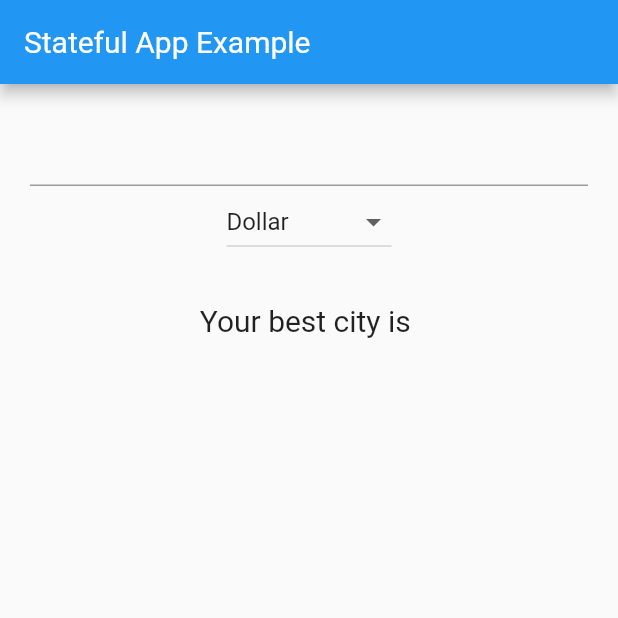
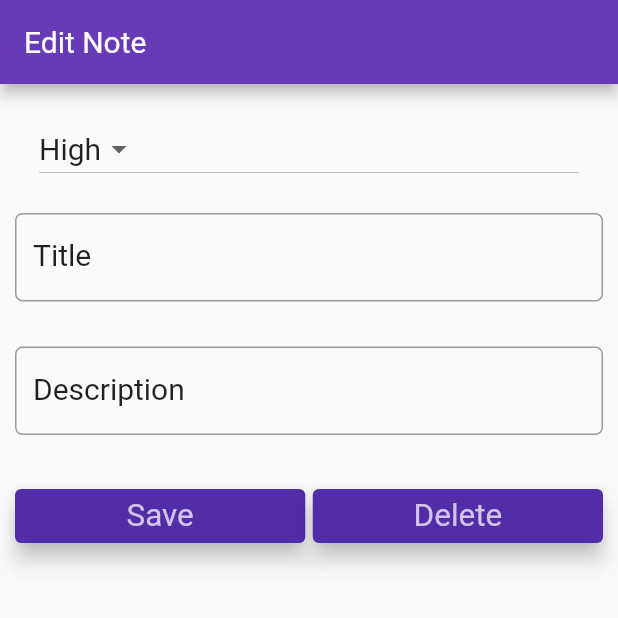
Before and after one commit to minhbka/flutter_tutorial, a Flutter app: the screen it shows after launch, on a phone screen of 412 x 824 dp, the top half of it. Run offline on Flutter 3.47's test engine with Material 2 defaults, Android fonts, the phone set to English and light mode, and no system bars.

Commit message:
Building UI for NoteKeeper App

```diff
--- a/lib/main.dart
+++ b/lib/main.dart
@@ -1,74 +1,22 @@
 import 'package:flutter/material.dart';
+import 'package:flutter_firts_prj/screens/note_detail.dart';
+import 'package:flutter_firts_prj/screens/note_list.dart';
+
 void main(){
-  runApp(
-    MaterialApp(
-      debugShowCheckedModeBanner: false,
-      title: 'Stateful App Example',
-      home: FavoriteCity(),
-    )
-  );
+  runApp(MyApp());
 }
 
-class FavoriteCity extends StatefulWidget{
-  @override
-  State<StatefulWidget> createState() {
-    return _FavoriteCityState();
-  }
-}
-
-class _FavoriteCityState extends State<FavoriteCity>{
-  String nameCity ="";
-  var _currencies = ['Dollar', "Pound", "Korean Won", "VND"];
-  var _currentItemSelected = "Dollar";
+class MyApp extends StatelessWidget{
   @override
   Widget build(BuildContext context) {
-    return Scaffold(
-      appBar: AppBar(
-        title: Text('Stateful App Example')
+    return MaterialApp(
+      title: 'NoteKepper',
+      debugShowCheckedModeBanner: false,
+      theme: ThemeData(
+        primarySwatch:Colors.deepPurple
       ),
-      body: Container(
-        margin:EdgeInsets.all(20.0),
-        child:Column(
-          children:<Widget>[
-            TextField(
-              //onChange:
-              onSubmitted: (String userInput) => {
-                setState(()=> nameCity = userInput)
-              }
-            ),
-            DropdownButton<String>(
-              items: _currencies.map((String dropDownStringItem){
-                return DropdownMenuItem<String>(
-                  value: dropDownStringItem,
-                  child:Text(dropDownStringItem),
-                );
-              }).toList(),
-
-              onChanged: (String? newValueSelected){
-                _onDropDownItemSelected(newValueSelected);
-
-              },
-
-              value: _currentItemSelected,
-            ),
-            Padding(
-              padding:EdgeInsets.all(30.0),
-              child: Text(
-              "Your best city is " + nameCity,
-              style: TextStyle(fontSize: 20.0)
-            )
-            ),
-          ]
-        )
-      ),
+      home: NoteDetail(),
     );
-
-  }
-
-  void _onDropDownItemSelected(String newValueSelected){
-    setState((){
-      this._currentItemSelected = newValueSelected!;
-    });
   }
 
 }
--- /dev/null
+++ b/lib/screens/note_detail.dart
@@ -0,0 +1,112 @@
+import 'package:flutter/material.dart';
+
+class NoteDetail extends StatefulWidget{
+  @override
+  State<StatefulWidget> createState() {
+    return NoteDetailState();
+  }
+}
+
+class NoteDetailState extends State<NoteDetail>{
+  static var _priorities = ["High", "Low"];
+  TextEditingController titleController = TextEditingController();
+  TextEditingController descriptionController = TextEditingController();
+  @override
+  Widget build(BuildContext context) {
+    TextStyle textStyle = Theme.of(context).textTheme.headline6!;
+    return Scaffold(
+      appBar: AppBar(title: Text("Edit Note"),),
+      body: Padding(
+        padding:EdgeInsets.only(top:15.0, left:10.0, right:10.0),
+        child: ListView(
+          children: <Widget>[
+            ListTile(
+              title:DropdownButton(
+                items:_priorities.map((String dropDownStringItem){
+                  return DropdownMenuItem<String>(
+                  child: Text(dropDownStringItem),
+                  value: dropDownStringItem,
+                  );
+                }).toList(),
+                style: textStyle,
+                value:_priorities[0],
+                onChanged:(valueSelectedByUser){
+                  setState(() {
+                    debugPrint('User selected: $valueSelectedByUser');
+                  });
+                },
+              )
+            ),
+            Padding(
+              padding:EdgeInsets.only(top:15, bottom:15,),
+              child: TextField(
+                controller:titleController,
+                onChanged:(value) => debugPrint("Something changed in Title TextField: $value"),
+                decoration:InputDecoration(
+                  labelText: 'Title',
+                  labelStyle: textStyle,
+                  border: OutlineInputBorder(
+                    borderRadius: BorderRadius.circular(5)
+                  )
+                )
+              )
+            ),
+            Padding(
+              padding:EdgeInsets.only(top:15, bottom:15,),
+              child: TextField(
+                controller:descriptionController,
+                onChanged:(value) => debugPrint("Something changed in Description TextField: $value"),
+                decoration:InputDecoration(
+                  labelText: 'Description',
+                  labelStyle: textStyle,
+                  border: OutlineInputBorder(
+                    borderRadius: BorderRadius.circular(5)
+                  )
+                )
+              )
+            ),
+            Padding(
+              padding:EdgeInsets.only(top:15, bottom:15,),
+              child:Row(
+                children: <Widget>[
+                  Expanded(
+                    child: ElevatedButton(
+                      child:Text("Save",
+                        textScaleFactor: 1.5,
+                        style:TextStyle(
+                          color:Theme.of(context).primaryColorLight,
+                        )
+                      ),
+                      onPressed: ()=> debugPrint("Save button clicked"),
+                      style:ElevatedButton.styleFrom(
+                        primary: Theme.of(context).primaryColorDark,
+                        elevation: 6.0,
+                      )
+                    )
+                  ),
+                  Container(width: 5.0,),
+                  Expanded(
+                    child: ElevatedButton(
+                      child:Text("Delete",
+                        textScaleFactor: 1.5,
+                        style:TextStyle(
+                          color:Theme.of(context).primaryColorLight,
+                        )
+                      ),
+                      onPressed: ()=> debugPrint("Delete button clicked"),
+                      style:ElevatedButton.styleFrom(
+                        primary: Theme.of(context).primaryColorDark,
+                        elevation: 6.0,
+                      )
+                    )
+                  )
+                ]
+              )
+            )
+          ],
+      )
+      )
+    );
+  }
+
+}
```
Also changed, not shown: lib/screens/note_list.dart (added, +49 -0 lines).
